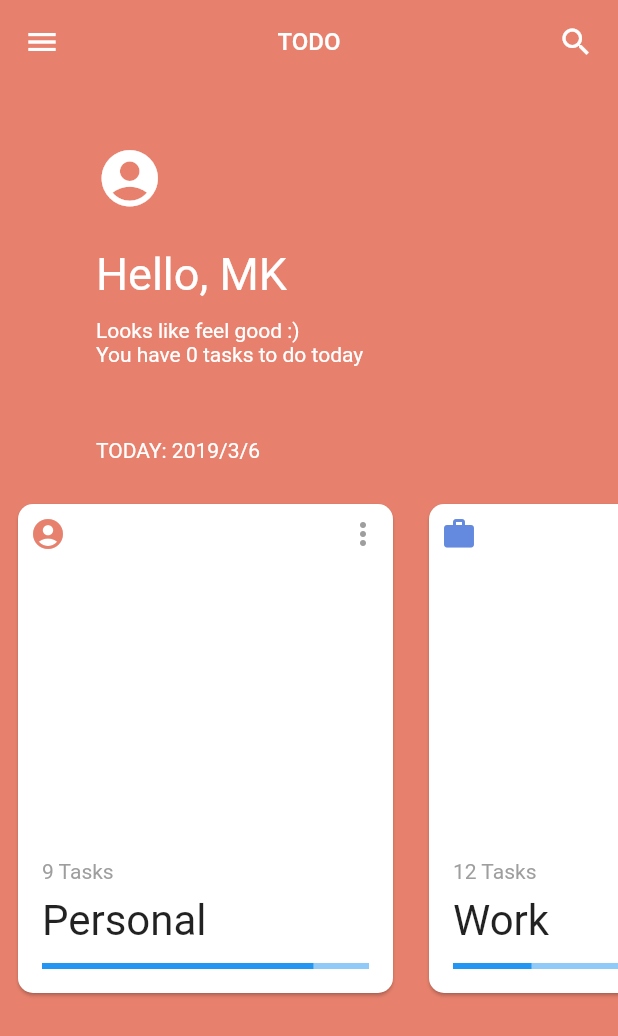
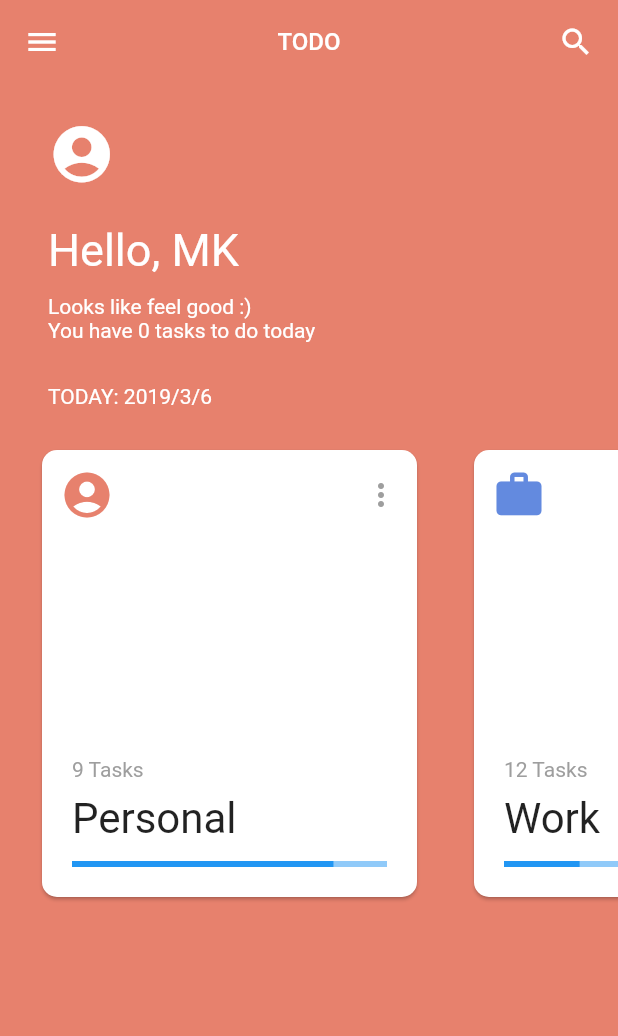
Before and after one commit to agileup/flutter-todo, a Flutter app: the screen it shows after launch, on a phone screen of 412 x 824 dp. Shown: the top 1036 px of the screen. Run offline on Flutter 3.47's test engine with Material 2 defaults, Android fonts, the phone set to English and light mode, and no system bars.

Commit message:
fix(): change padding for iphone 7 resolution

```diff
--- a/lib/main.dart
+++ b/lib/main.dart
@@ -78,7 +78,7 @@ class _MyHomePageState extends State<MyHomePage> with TickerProviderStateMixin {
           children: <Widget>[
             Row(),
             Padding(
-              padding: EdgeInsets.symmetric(horizontal: 64.0, vertical: 32.0),
+              padding: EdgeInsets.symmetric(horizontal: 32.0, vertical: 16.0),
               child: Container(
                 child: Column(
                   crossAxisAlignment: CrossAxisAlignment.start,
@@ -113,7 +113,7 @@ class _MyHomePageState extends State<MyHomePage> with TickerProviderStateMixin {
               children: <Widget>[
                 Padding(
                   padding:
-                      EdgeInsets.symmetric(horizontal: 64.0, vertical: 16.0),
+                      EdgeInsets.symmetric(horizontal: 32.0, vertical: 12.0),
                   child: Text(
                     'TODAY: ${today.year}/${today.month}/${today.day}',
                     style: TextStyle(color: Colors.white),
@@ -129,7 +129,7 @@ class _MyHomePageState extends State<MyHomePage> with TickerProviderStateMixin {
                       itemBuilder: (context, position) {
                         return GestureDetector(
                           child: Padding(
-                            padding: const EdgeInsets.all(8.0),
+                            padding: const EdgeInsets.only(left: 24.0, top: 12.0, right: 6.0, bottom: 32.0),
                             child: Card(
                               child: Container(
                                 width: 250.0,
@@ -139,7 +139,7 @@ class _MyHomePageState extends State<MyHomePage> with TickerProviderStateMixin {
                                       MainAxisAlignment.spaceBetween,
                                   children: <Widget>[
                                     Padding(
-                                      padding: EdgeInsets.all(8.0),
+                                      padding: EdgeInsets.all(12.0),
                                       child: Row(
                                         mainAxisAlignment:
                                             MainAxisAlignment.spaceBetween,
@@ -147,6 +147,7 @@ class _MyHomePageState extends State<MyHomePage> with TickerProviderStateMixin {
                                           Icon(
                                             cardsList[position].cardIcon,
                                             color: appColors[position],
+                                            size: 36.0,
                                           ),
                                           Icon(
                                             Icons.more_vert,
@@ -156,7 +157,7 @@ class _MyHomePageState extends State<MyHomePage> with TickerProviderStateMixin {
                                       ),
                                     ),
                                     Padding(
-                                      padding: EdgeInsets.all(8.0),
+                                      padding: EdgeInsets.all(12.0),
                                       child: Column(
                                         crossAxisAlignment:
                                             CrossAxisAlignment.start,
```
